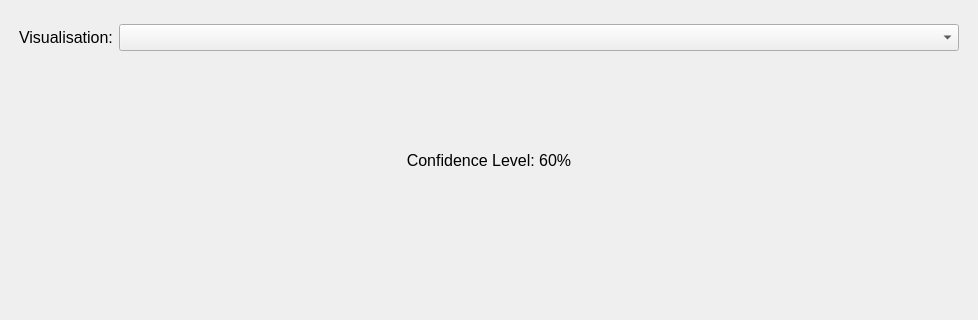
Before: the Qt Designer form UI Code/AutismClassifier.ui in RX-Larry/FIT3161_MA_6, drawn with Qt 5; both pictures show x 0 to 978 and y 165 to 485 of the 978 by 679 pixel window.
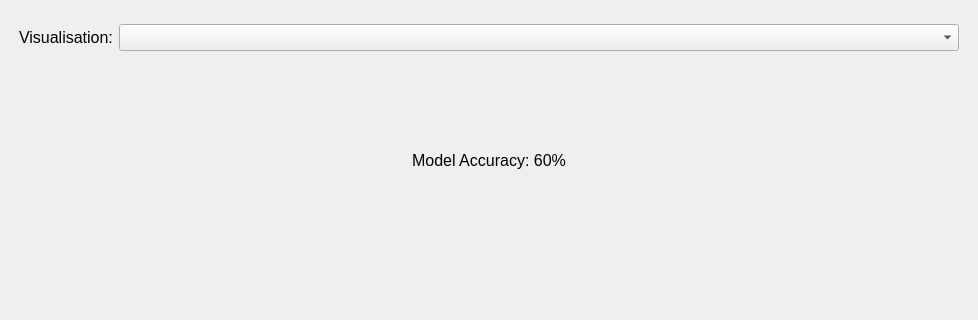
After: the same form once the commit is applied.

Commit message: Changed the "Confidence Level" text to "Model Accuracy".

The edit to the form file:
```diff
--- a/UI Code/AutismClassifier.ui
+++ b/UI Code/AutismClassifier.ui
@@ -396,7 +396,7 @@
        </font>
       </property>
       <property name="text">
-       <string>Confidence Level: 60%</string>
+       <string>Model Accuracy: 60%</string>
       </property>
       <property name="alignment">
        <set>Qt::AlignCenter</set>
```
The commit also changes 1 other file.
